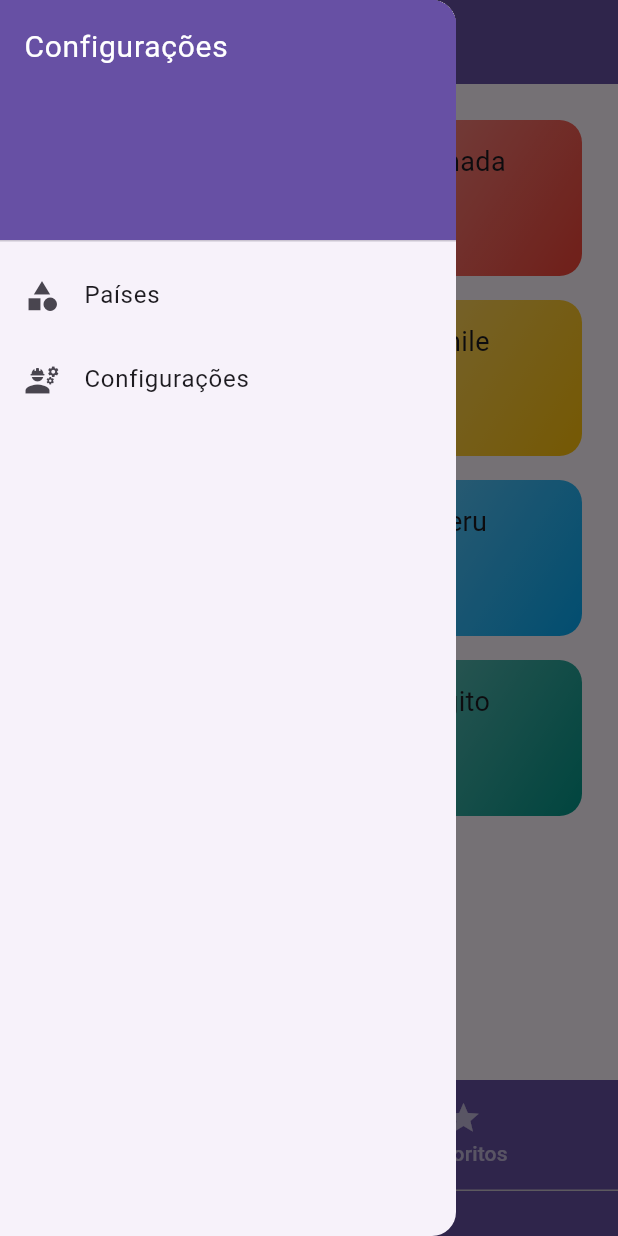
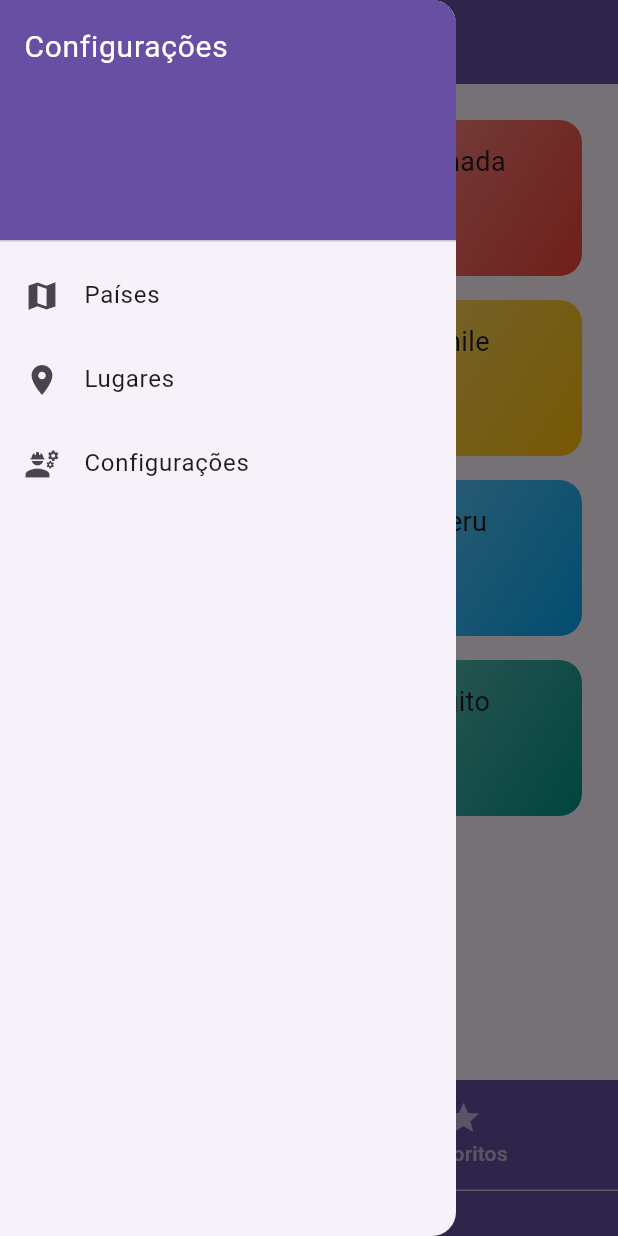
Before and after one commit to WanCarvalho/lugares-app-flutter, a Flutter app: the screen it shows after launch, with the side drawer open, on a phone screen of 412 x 824 dp. Run offline on Flutter 3.47's test engine with Material 3 defaults, Android fonts, the phone set to English and light mode, and no system bars.

Commit message:
feat: adicionando tela para listar lugares cadastrados no app

```diff
--- /dev/null
+++ b/devtools_options.yaml
@@ -0,0 +1,3 @@
+description: This file stores settings for Dart & Flutter DevTools.
+documentation: https://docs.flutter.dev/tools/devtools/extensions#configure-extension-enablement-states
+extensions:
--- a/lib/components/drawer.dart
+++ b/lib/components/drawer.dart
@@ -13,13 +13,13 @@ class MeuDrawer extends StatelessWidget {
             decoration: BoxDecoration(
               color: ThemeData().primaryColor,
             ),
-            child: Text(
+            child: const Text(
               'Configurações',
               style: TextStyle(fontSize: 20, color: Colors.white),
             ),
           ),
           ListTile(
-            leading: Icon(Icons.category),
+            leading: const Icon(Icons.map_sharp),
             title: const Text('Países'),
             onTap: () {
               //context.pushReplacement('/');
@@ -29,7 +29,17 @@ class MeuDrawer extends StatelessWidget {
             },
           ),
           ListTile(
-            leading: Icon(Icons.engineering),
+            leading: const Icon(Icons.location_on),
+            title: const Text('Lugares'),
+            onTap: () {
+              //context.pushReplacement('/');
+              Navigator.of(context).pushReplacementNamed(
+                '/lugares-manage',
+              );
+            },
+          ),
+          ListTile(
+            leading: const Icon(Icons.engineering),
             title: const Text('Configurações'),
             onTap: () {
               //context.pushReplacement('/configuracoes');
--- a/lib/main.dart
+++ b/lib/main.dart
@@ -1,8 +1,9 @@
 import 'package:f05_lugares_app/providers/lugares_favoritos.dart';
 import 'package:f05_lugares_app/screens/abas.dart';
 import 'package:f05_lugares_app/screens/configuracoes.dart';
-import 'package:f05_lugares_app/screens/detalhes_lugar.dart';
-import 'package:f05_lugares_app/screens/lugares_por_pais.dart';
+import 'package:f05_lugares_app/screens/lugar/detalhes_lugar.dart';
+import 'package:f05_lugares_app/screens/lugar/lugares.dart';
+import 'package:f05_lugares_app/screens/lugar/lugares_por_pais.dart';
 import 'package:flutter/material.dart';
 import 'package:provider/provider.dart';
 
@@ -32,6 +33,7 @@ class _MeuAppState extends State<MeuApp> {
         '/lugaresPorPais': (ctx) => LugarPorPaisScreen(),
         '/detalheLugar': (ctx) => DetalhesLugarScreen(),
         '/configuracoes': (ctx) => ConfigracoesScreen(),
+        '/lugares-manage': (ctx) => LugaresManageScreen(),
       },
     );
 
--- a/lib/routes/app_routes.dart
+++ b/lib/routes/app_routes.dart
@@ -3,4 +3,5 @@ class AppRoutes {
   static const COUNTRY_PLACES = '/lugaresPorPais';
   static const PLACES_DETAIL = '/detalheLugar';
   static const SETTINGS = '/configuracoes';
+  static const LUGARES = '/lugares-manage';
 }
--- a/lib/screens/lugares_por_pais.dart
+++ b/lib/screens/lugar/lugares_por_pais.dart
@@ -23,7 +23,7 @@ class LugarPorPaisScreen extends StatelessWidget {
          backgroundColor: pais.cor,
         title: Text(
           "Lugares em ${pais.titulo}",
-          style: TextStyle(color: Colors.white),
+          style: const TextStyle(color: Colors.white),
         ),
       ),
       body: ListView.builder(
```
Also changed, not shown: lib/screens/lugar/lugares.dart (added, +32 -0 lines), lib/screens/lugar/detalhes_lugar.dart (renamed from lib/screens/detalhes_lugar.dart).
